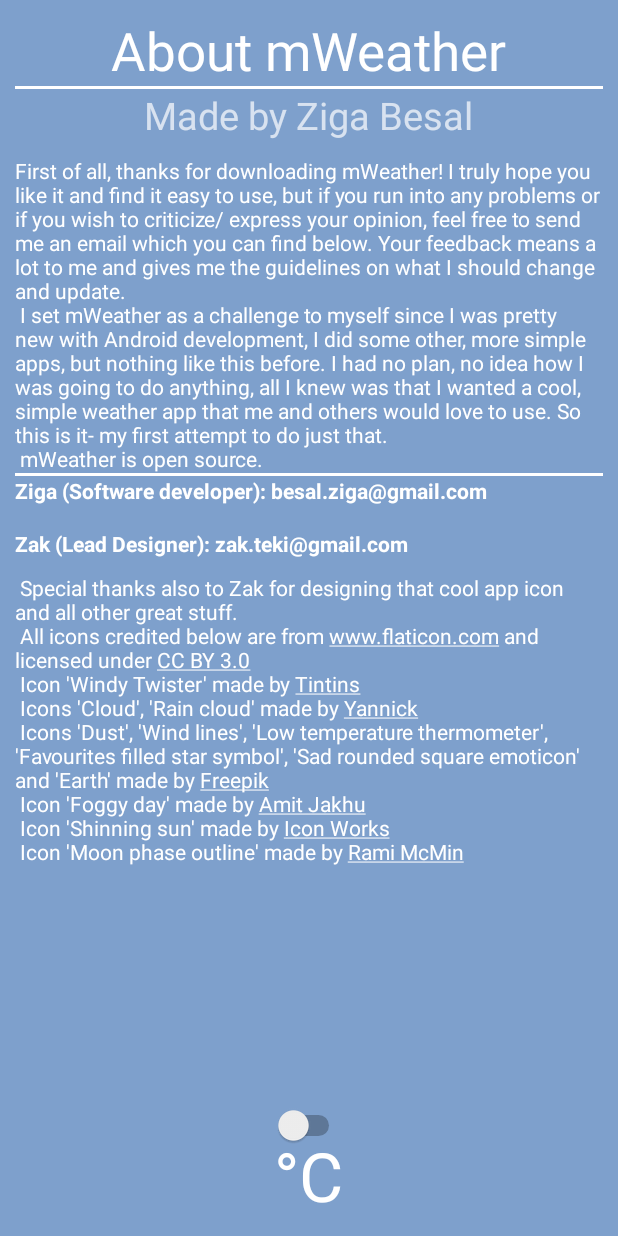
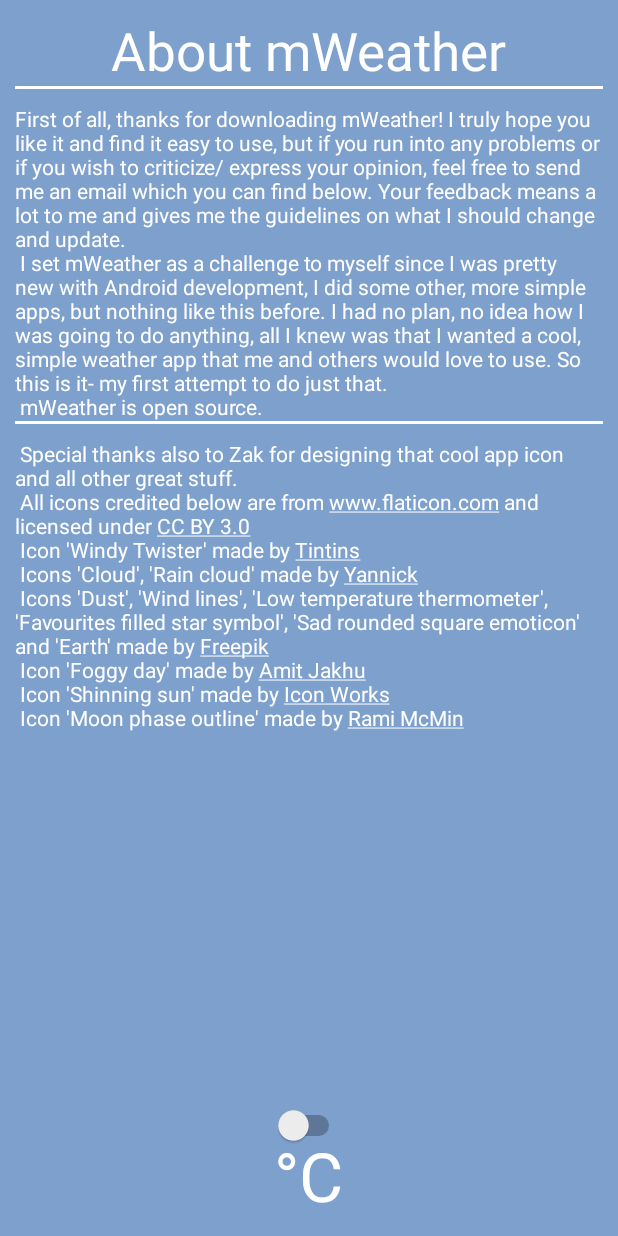
Before and after one commit to ekranac/WeatherApp, an Android app: the AboutActivity screen opened directly, with no data from a screen before it, on a phone screen of 412 x 824 dp. Run offline under Robolectric (Android 15) with nearby library versions, the phone set to English and light mode, and no system bars.

Commit message:
Another bug fix

```diff
--- a/app/src/main/java/com/ziga/weatherapp/activities/AboutActivity.java
+++ b/app/src/main/java/com/ziga/weatherapp/activities/AboutActivity.java
@@ -4,6 +4,7 @@ import android.content.Intent;
 import android.content.SharedPreferences;
 import android.os.Bundle;
 import android.support.v7.app.ActionBarActivity;
+import android.support.v7.app.AppCompatActivity;
 import android.text.method.LinkMovementMethod;
 import android.view.View;
 import android.widget.CompoundButton;
@@ -14,7 +15,7 @@ import com.ziga.weatherapp.R;
 
 import com.ziga.weatherapp.helpers.OtherHelper;
 
-public class AboutActivity extends ActionBarActivity
+public class AboutActivity extends AppCompatActivity
 {
 
     private String DEGREES_CELSIUS = "°C";
@@ -35,32 +36,6 @@ public class AboutActivity extends ActionBarActivity
 
         TextView tv_credits = (TextView) findViewById(R.id.about_credits);
         tv_credits.setMovementMethod(LinkMovementMethod.getInstance());
-
-        TextView contact_zak = (TextView) findViewById(R.id.contact_zak);
-        TextView contact_ziga = (TextView) findViewById(R.id.contact_ziga);
-
-        contact_zak.setOnClickListener(new View.OnClickListener() {
-            @Override
-            public void onClick(View v) {
-                try
-                {
-                    Intent intent = Intent.parseUri("mailto:zak.teki@gmail.com", Intent.URI_INTENT_SCHEME);
-                    startActivity(intent);
-                } catch(Throwable t) {}
-
-            }
-        });
-
-        contact_ziga.setOnClickListener(new View.OnClickListener() {
-            @Override
-            public void onClick(View v) {
-                try
-                {
-                    Intent intent = Intent.parseUri("mailto:besal.ziga@gmail.com", Intent.URI_INTENT_SCHEME);
-                    startActivity(intent);
-                } catch(Throwable t) {}
-            }
-        });
 
 
 
--- a/app/src/main/java/com/ziga/weatherapp/adapters/ListViewAdapter.java
+++ b/app/src/main/java/com/ziga/weatherapp/adapters/ListViewAdapter.java
@@ -1,6 +1,7 @@
 package com.ziga.weatherapp.adapters;
 
 import android.content.Context;
+import android.util.Log;
 import android.view.LayoutInflater;
 import android.view.View;
 import android.view.ViewGroup;
--- a/app/src/main/java/com/ziga/weatherapp/fragments/PlaceholderFragment.java
+++ b/app/src/main/java/com/ziga/weatherapp/fragments/PlaceholderFragment.java
@@ -7,6 +7,7 @@ import android.os.AsyncTask;
 import android.os.Bundle;
 import android.support.v4.app.Fragment;
 import android.support.v4.view.ViewPager;
+import android.util.Log;
 import android.view.LayoutInflater;
 import android.view.View;
 import android.view.ViewGroup;
@@ -108,6 +109,10 @@ class setWeather extends AsyncTask<Void, Void, Weather>
         if(position>1)
         {
             woeid = list.get(position - 2);
+            if(woeid.contains("[") || woeid.contains("]"))
+            {
+                woeid = woeid.replace("[", "").replace("]", "");
+            }
             if(!isFahrenheit)
             {
                 url = YahooClient.makeWeatherURL(woeid, UNIT_CELSIUS);
--- a/app/src/main/java/com/ziga/weatherapp/fragments/SearchFragment.java
+++ b/app/src/main/java/com/ziga/weatherapp/fragments/SearchFragment.java
@@ -8,6 +8,7 @@ import android.support.v4.app.Fragment;
 import android.support.v4.view.ViewPager;
 import android.text.Editable;
 import android.text.TextWatcher;
+import android.util.Log;
 import android.view.LayoutInflater;
 import android.view.View;
 import android.view.ViewGroup;
--- a/app/src/main/res/layout/activity_about.xml
+++ b/app/src/main/res/layout/activity_about.xml
@@ -29,21 +29,9 @@
                 android:id="@+id/horizontal_line"/>
 
             <TextView
-                android:layout_width="wrap_content"
-                android:layout_height="wrap_content"
-                android:textSize="@dimen/font_25"
-                android:text="@string/author_signature"
-                android:textColor="@color/white"
-                android:alpha="0.7"
-                android:layout_centerHorizontal="true"
-                android:layout_below="@id/horizontal_line"
-                android:id="@+id/author"/>
-
-
-            <TextView
                 android:layout_width="fill_parent"
                 android:layout_height="wrap_content"
-                android:layout_below="@id/author"
+                android:layout_below="@id/horizontal_line"
                 android:layout_marginTop="@dimen/size_10"
                 android:textColor="@color/white"
                 android:text="@string/about_text"
@@ -59,26 +47,10 @@
             <TextView
                 android:layout_width="fill_parent"
                 android:layout_height="wrap_content"
-                android:layout_below="@id/horizontal_line_bottom"
-                android:textColor="@color/white"
-                android:text="@string/contact_ziga"
-                android:id="@+id/contact_ziga"/>
-
-            <TextView
-                android:layout_width="fill_parent"
-                android:layout_height="wrap_content"
-                android:layout_below="@id/contact_ziga"
-                android:textColor="@color/white"
-                android:text="@string/contact_zak"
-                android:id="@+id/contact_zak"/>
-
-            <TextView
-                android:layout_width="fill_parent"
-                android:layout_height="wrap_content"
                 android:layout_marginTop="@dimen/size_10"
                 android:textColor="@color/white"
                 android:text="@string/about_credits"
-                android:layout_below="@id/contact_zak"
+                android:layout_below="@id/horizontal_line_bottom"
                 android:id="@+id/about_credits"/>
 
         </RelativeLayout>
--- a/app/src/main/res/values/strings.xml
+++ b/app/src/main/res/values/strings.xml
@@ -33,8 +33,6 @@
         Icon \'Moon phase outline\' made by <a href="http://RamiMcM.in">Rami McMin</a>
         \n \n \n \n \n \n \n \n \n
     </string>
-    <string name="author_signature">Made by Ziga Besal</string>
-    <string name="contact_ziga"><b>Ziga (Software developer): besal.ziga@gmail.com</b> \n</string>
-    <string name="contact_zak"><b>Zak (Lead Designer): zak.teki@gmail.com</b></string>
     <string name="no_connection">No connection :(</string>
+    <string name="refresh_btn">Refresh</string>
 </resources>
```
Also changed, not shown: app/src/main/java/com/ziga/weatherapp/activities/MainActivity.java (+14 -1 lines), app/src/main/java/com/ziga/weatherapp/helpers/OtherHelper.java (+11 -3 lines), app/src/main/java/com/ziga/weatherapp/helpers/YahooClient.java (+7 -7 lines), app/src/main/res/layout/layout_no_connection.xml (+15 -1 lines).
